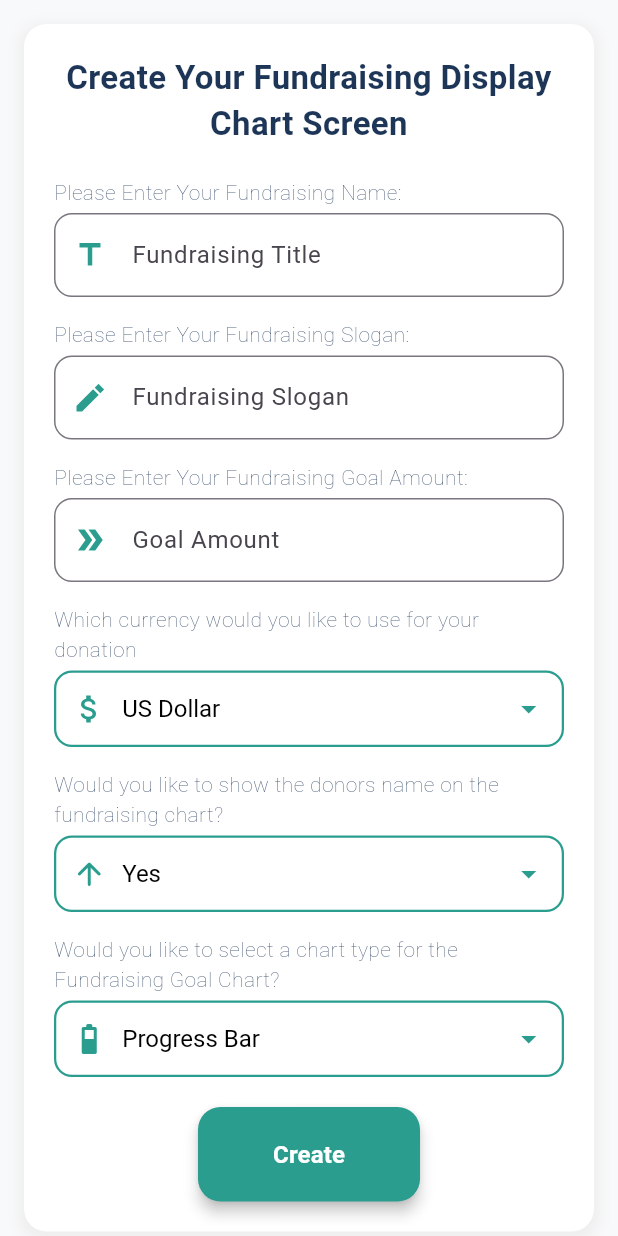
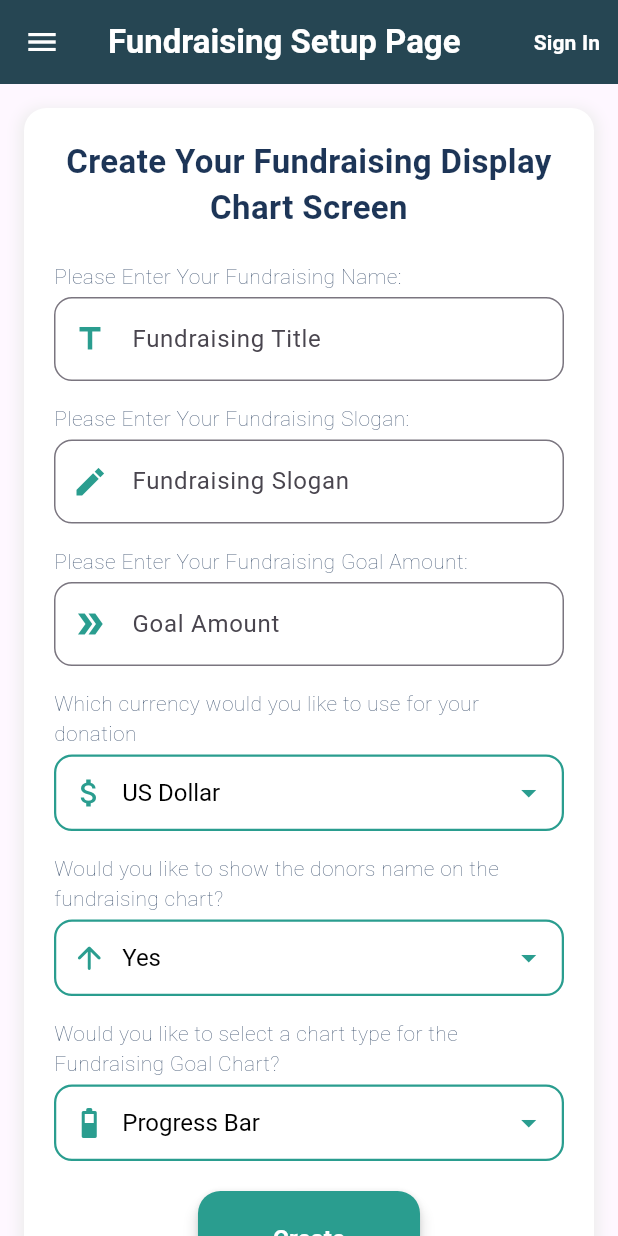
Before and after one commit to suleymansurucu/flutter_fundraising_goal_chart, a Flutter app: the FundraisingSetupPage screen opened directly, on a phone screen of 412 x 824 dp. Run offline on Flutter 3.47's test engine with Material 3 defaults, Android fonts, the phone set to English and light mode, and no system bars; our stand-ins replace another_flushbar, cloud_firestore, firebase_auth, firebase_core, get_it; accounts and stored records are empty; generated files the repository leaves out were written again; statements that could not run were skipped.

Commit message:
feat : fix it

```diff
--- a/lib/views/fundraising/fundraising_setup_page.dart
+++ b/lib/views/fundraising/fundraising_setup_page.dart
@@ -1,9 +1,11 @@
 import 'package:flutter/material.dart';
 import 'package:flutter_fundraising_goal_chart/core/utils/constants.dart';
 import 'package:flutter_fundraising_goal_chart/core/utils/constants/build_Text_Form_Field.dart';
+import 'package:flutter_fundraising_goal_chart/core/utils/constants/build_draw_menu.dart';
 import 'package:flutter_fundraising_goal_chart/core/utils/constants/build_drop_down_menu.dart';
 import 'package:flutter_fundraising_goal_chart/core/utils/constants/build_elevated_button.dart';
 import 'package:flutter_fundraising_goal_chart/core/utils/constants/build_text_for_form.dart';
+import 'package:flutter_fundraising_goal_chart/core/utils/constants/custom_app_bar.dart';
 
 class FundraisingSetupPage extends StatefulWidget {
   const FundraisingSetupPage({super.key});
@@ -15,7 +17,10 @@ class FundraisingSetupPage extends StatefulWidget {
 class _FundraisingSetupPageState extends State<FundraisingSetupPage> {
   CurrencyDropDownList _selectedCurrency = CurrencyDropDownList.dollar;
   YesOrNoDropDownList _selectedYesOrNo = YesOrNoDropDownList.yes;
-  GraphicTypeDropDownList _selectedgraphicType=GraphicTypeDropDownList.progressBar;
+  final GlobalKey<ScaffoldState> _scaffoldKeyFundraisingSetupPage = GlobalKey<ScaffoldState>();
+
+  GraphicTypeDropDownList _selectedgraphicType =
+      GraphicTypeDropDownList.progressBar;
   final TextEditingController _fundraisingTitleController =
       TextEditingController();
   final TextEditingController _fundraisingSloganController =
@@ -34,6 +39,7 @@ class _FundraisingSetupPageState extends State<FundraisingSetupPage> {
       _selectedYesOrNo = newValue;
     });
   }
+
   void _ongraphicTypeDropDown(GraphicTypeDropDownList newValue) {
     setState(() {
       _selectedgraphicType = newValue;
@@ -56,12 +62,15 @@ class _FundraisingSetupPageState extends State<FundraisingSetupPage> {
     print("Fundraising Goal Amount: ${_fundraisingGoalController.text}");
     print("Selected Currency: ${_selectedCurrency.label}");
     print("Show Donor Names: ${_selectedYesOrNo.label}");
+    print('Fundraising Goal Chart: ${_selectedgraphicType.label}');
   }
 
   @override
   Widget build(BuildContext context) {
     return Scaffold(
-      backgroundColor: Constants.background,
+      key: _scaffoldKeyFundraisingSetupPage,
+      appBar:CustomAppBar(title: 'Fundraising Setup Page',scaffoldKey: _scaffoldKeyFundraisingSetupPage,),
+      drawer: BuildDrawMenu(),
       body: Center(
         child: SingleChildScrollView(
           padding: EdgeInsets.all(16),
@@ -188,7 +197,7 @@ class _FundraisingSetupPageState extends State<FundraisingSetupPage> {
                   SizedBox(height: 15),
                   BuildTextForForm(
                       text:
-                      'Would you like to select a chart type for the Fundraising Goal Chart?',
+                          'Would you like to select a chart type for the Fundraising Goal Chart?',
                       textColor: Constants.textColor,
                       fontSize: 14,
                       fontWeight: FontWeight.w100),
```
